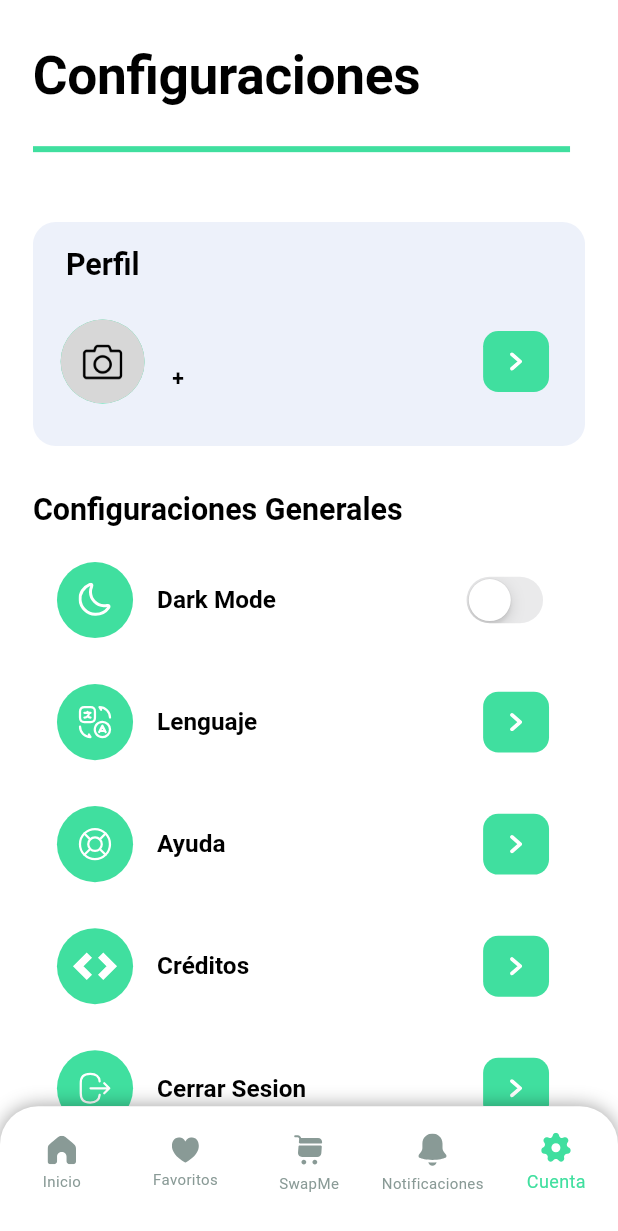
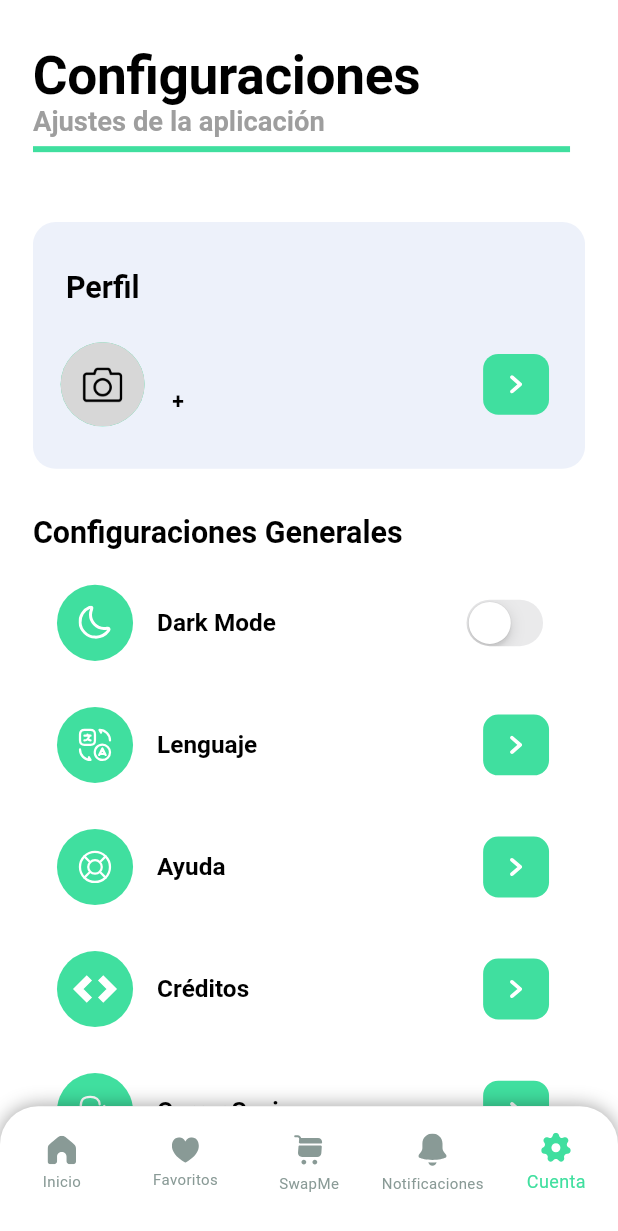
Before and after one commit to Isnotcristhianr/SwapMe---Code-0, a Flutter app: the screen it shows once a user with an empty profile is signed in, item 5 of the bottom bar chosen, on a phone screen of 412 x 824 dp. Shown: the top 1231 px of the screen. Run offline on Flutter 3.47's test engine with Material 3 defaults, Android fonts, the phone set to English and light mode, and no system bars; our stand-ins replace carousel_slider, cloud_firestore, connectivity, firebase_auth, firebase_core, firebase_storage and 8 more; accounts and stored records are empty; generated files the repository leaves out were written again; Roboto replaces fonts that are missing (Poppins); project files that could hold a hidden picture were left out.

Commit message:
Agrega subtítulos a las pantallas de confirmación y ajustes

```diff
--- a/lib/app/modules/cart/views/swap_product_view.dart
+++ b/lib/app/modules/cart/views/swap_product_view.dart
@@ -36,6 +36,7 @@ class SwapConfirmScreen extends GetView<SwapController> {
               const SizedBox(height: 15),
               ScreenTitle(
                 title: 'Usuarios interesados',
+                subtitle: 'Confirma el usuario interesado',
                 dividerEndIndent: 1.w,
               ),
               SingleChildScrollView(
--- a/lib/app/modules/settings/views/settings_view.dart
+++ b/lib/app/modules/settings/views/settings_view.dart
@@ -31,6 +31,7 @@ class SettingsView extends GetView<SettingsController> {
             30.verticalSpace,
             const ScreenTitle(
               title: 'Configuraciones',
+              subtitle: 'Ajustes de la aplicación',
             ),
             20.verticalSpace,
             Container(
@@ -40,6 +41,7 @@ class SettingsView extends GetView<SettingsController> {
               ),
               child: Column(
                 children: [
+                  15.verticalSpace,
                   Align(
                     alignment: Alignment.centerLeft,
                     //margen y pading
```
